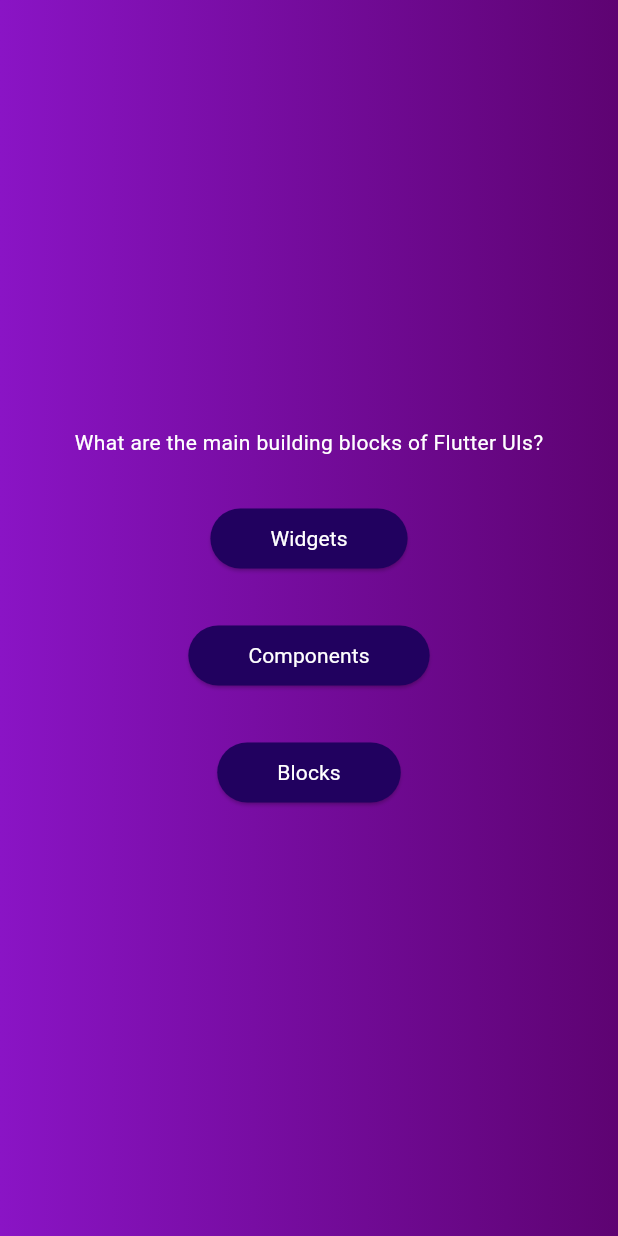
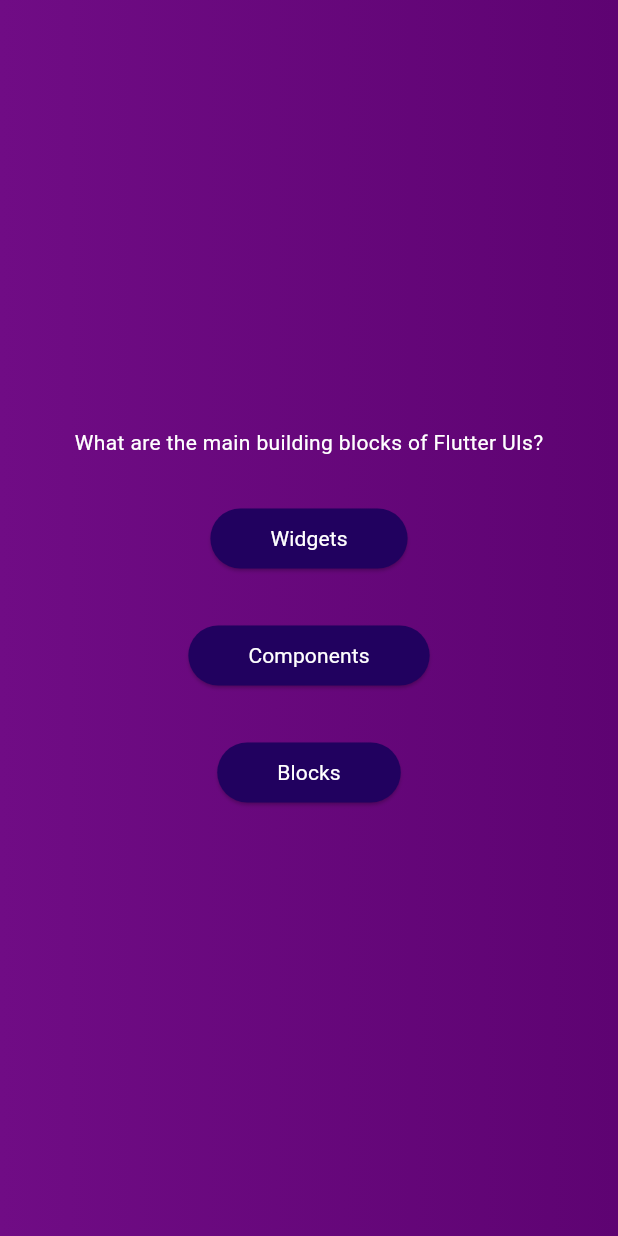
Before and after one commit to shadmbwagha/quiz_app, a Flutter app: the screen it shows after launch, after a tap on "Start Quiz", on a phone screen of 412 x 824 dp. Run offline on Flutter 3.47's test engine with Material 3 defaults, Android fonts, the phone set to English and light mode, and no system bars.

Commit message:
Your commit message here

```diff
--- a/lib/quiz.dart
+++ b/lib/quiz.dart
@@ -45,7 +45,7 @@ class _QuizState extends State<Quiz> {
         decoration: const BoxDecoration(
           gradient: LinearGradient(
             colors: [
-              Color.fromARGB(255, 138, 20, 197),
+              Color.fromARGB(255, 112, 12, 133),
               Color.fromARGB(255, 94, 3, 114)
             ],
           ),
```
Also changed, not shown: pubspec.lock, 12 other files.
